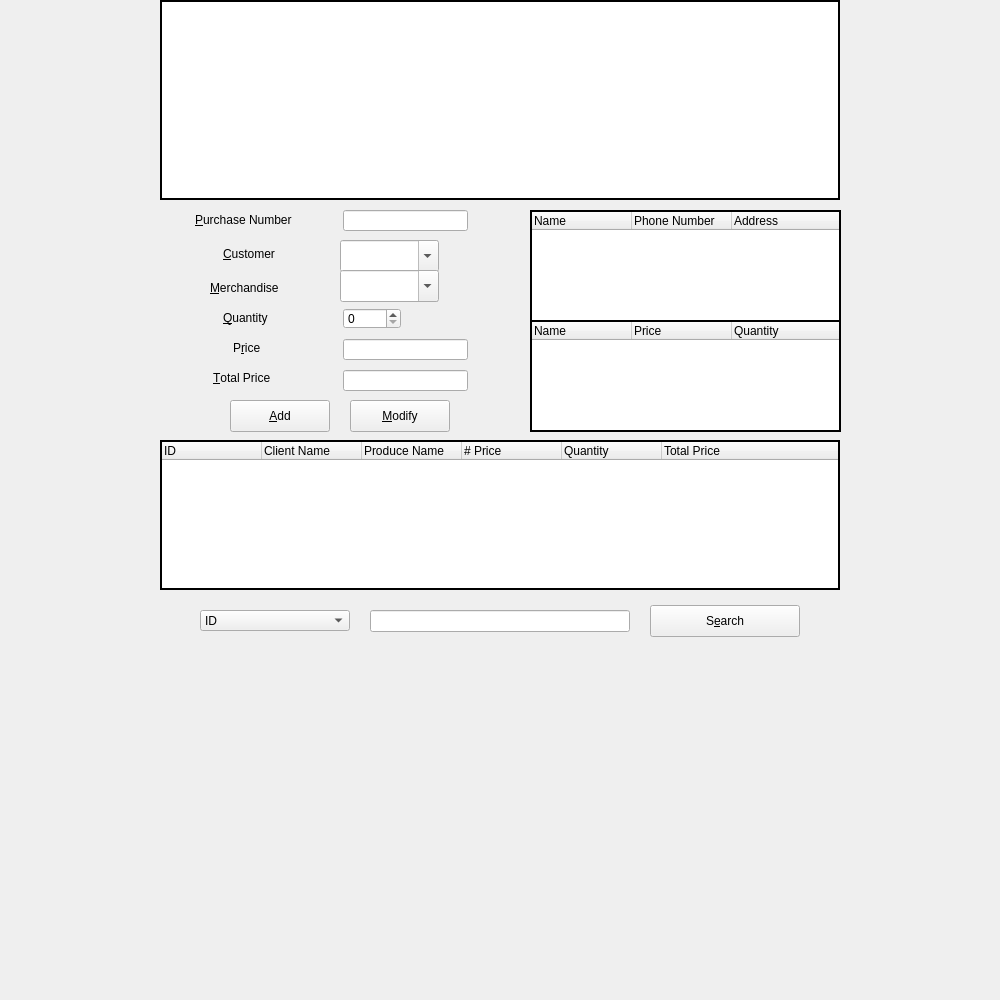
This is purchasemanage.ui in GlennPark/OliveHealthCare as Qt 5 draws it before an edit. The edited form follows.
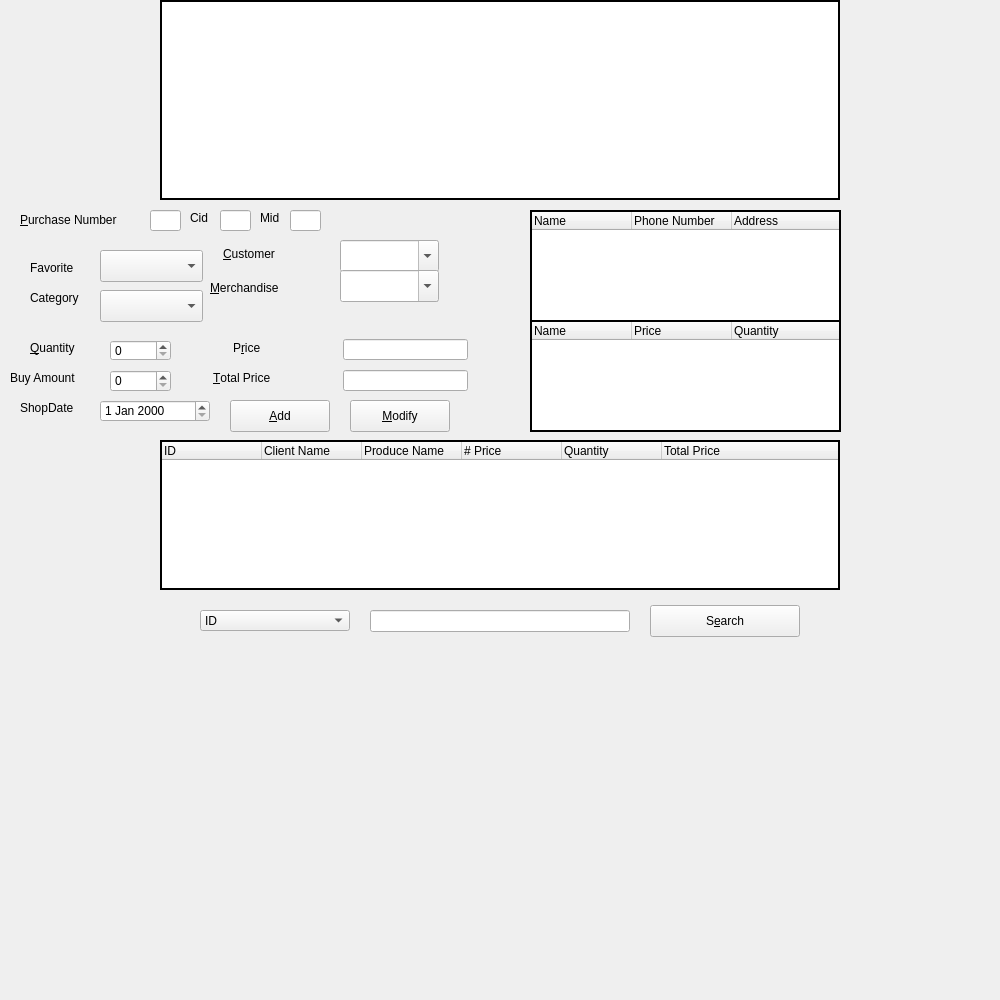
This is the edited form. Icons and pictures are not drawn.

Diff of the .ui file:
```diff
--- a/purchasemanage.ui
+++ b/purchasemanage.ui
@@ -71,9 +71,9 @@
   <widget class="QLineEdit" name="idLineEdit">
    <property name="geometry">
     <rect>
-     <x>343</x>
+     <x>150</x>
      <y>210</y>
-     <width>125</width>
+     <width>31</width>
      <height>21</height>
     </rect>
    </property>
@@ -129,9 +129,9 @@
   <widget class="QSpinBox" name="quantitySpinBox">
    <property name="geometry">
     <rect>
-     <x>343</x>
-     <y>308</y>
-     <width>58</width>
+     <x>110</x>
+     <y>340</y>
+     <width>61</width>
      <height>21</height>
     </rect>
    </property>
@@ -142,9 +142,9 @@
   <widget class="QLabel" name="quantityLabel">
    <property name="geometry">
     <rect>
-     <x>223</x>
-     <y>310</y>
-     <width>111</width>
+     <x>30</x>
+     <y>340</y>
+     <width>61</width>
      <height>16</height>
     </rect>
    </property>
@@ -158,7 +158,7 @@
   <widget class="QLabel" name="idLabel">
    <property name="geometry">
     <rect>
-     <x>195</x>
+     <x>20</x>
      <y>210</y>
      <width>131</width>
      <height>20</height>
@@ -407,6 +407,144 @@
     </property>
    </item>
   </widget>
+  <widget class="QDateEdit" name="shopDateEdit">
+   <property name="geometry">
+    <rect>
+     <x>100</x>
+     <y>400</y>
+     <width>110</width>
+     <height>22</height>
+    </rect>
+   </property>
+  </widget>
+  <widget class="QLabel" name="shopDateLineEdit">
+   <property name="geometry">
+    <rect>
+     <x>20</x>
+     <y>400</y>
+     <width>61</width>
+     <height>16</height>
+    </rect>
+   </property>
+   <property name="text">
+    <string>ShopDate</string>
+   </property>
+  </widget>
+  <widget class="QLabel" name="buyAmountLineEdit">
+   <property name="geometry">
+    <rect>
+     <x>10</x>
+     <y>370</y>
+     <width>81</width>
+     <height>16</height>
+    </rect>
+   </property>
+   <property name="text">
+    <string>Buy Amount</string>
+   </property>
+  </widget>
+  <widget class="QSpinBox" name="buyAmountSpinBox">
+   <property name="geometry">
+    <rect>
+     <x>110</x>
+     <y>370</y>
+     <width>61</width>
+     <height>22</height>
+    </rect>
+   </property>
+  </widget>
+  <widget class="QComboBox" name="favoriteComboBox">
+   <property name="geometry">
+    <rect>
+     <x>100</x>
+     <y>250</y>
+     <width>103</width>
+     <height>32</height>
+    </rect>
+   </property>
+  </widget>
+  <widget class="QComboBox" name="categoryComboBox">
+   <property name="geometry">
+    <rect>
+     <x>100</x>
+     <y>290</y>
+     <width>103</width>
+     <height>32</height>
+    </rect>
+   </property>
+  </widget>
+  <widget class="QLabel" name="favoriteLabel">
+   <property name="geometry">
+    <rect>
+     <x>30</x>
+     <y>260</y>
+     <width>58</width>
+     <height>16</height>
+    </rect>
+   </property>
+   <property name="text">
+    <string>Favorite</string>
+   </property>
+  </widget>
+  <widget class="QLabel" name="categoryLabel">
+   <property name="geometry">
+    <rect>
+     <x>30</x>
+     <y>290</y>
+     <width>58</width>
+     <height>16</height>
+    </rect>
+   </property>
+   <property name="text">
+    <string>Category</string>
+   </property>
+  </widget>
+  <widget class="QLineEdit" name="CidLineEdit">
+   <property name="geometry">
+    <rect>
+     <x>220</x>
+     <y>210</y>
+     <width>31</width>
+     <height>21</height>
+    </rect>
+   </property>
+  </widget>
+  <widget class="QLineEdit" name="MidLineEdit">
+   <property name="geometry">
+    <rect>
+     <x>290</x>
+     <y>210</y>
+     <width>31</width>
+     <height>21</height>
+    </rect>
+   </property>
+  </widget>
+  <widget class="QLabel" name="label">
+   <property name="geometry">
+    <rect>
+     <x>190</x>
+     <y>210</y>
+     <width>21</width>
+     <height>16</height>
+    </rect>
+   </property>
+   <property name="text">
+    <string>Cid</string>
+   </property>
+  </widget>
+  <widget class="QLabel" name="label_2">
+   <property name="geometry">
+    <rect>
+     <x>260</x>
+     <y>210</y>
+     <width>21</width>
+     <height>16</height>
+    </rect>
+   </property>
+   <property name="text">
+    <string>Mid</string>
+   </property>
+  </widget>
  </widget>
  <resources>
   <include location="resources.qrc"/>
```
Left out of the diff: 6 changed lines with no effect on the pictures.
